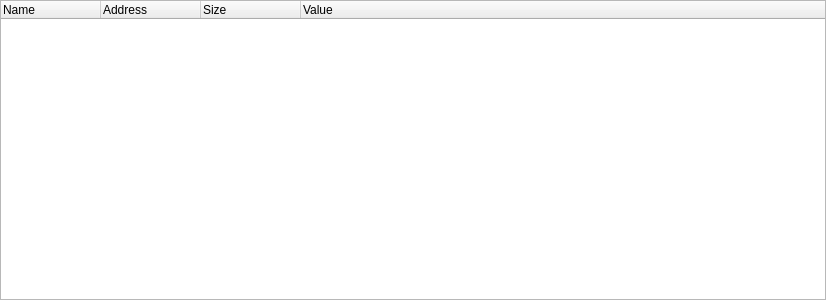
Before: the Qt Designer form src/gui/Src/Gui/StructWidget.ui in x64dbg/x64dbg, drawn with Qt 5.
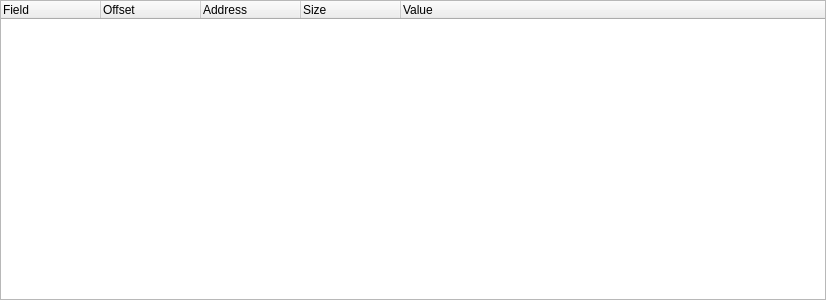
After: the same form once the commit is applied.

Commit message: Improve user experience of the struct widget

What changed in the file:
```diff
--- a/src/gui/Src/Gui/StructWidget.ui
+++ b/src/gui/Src/Gui/StructWidget.ui
@@ -51,7 +51,12 @@
      </attribute>
      <column>
       <property name="text">
-       <string>Name</string>
+       <string>Field</string>
+      </property>
+     </column>
+     <column>
+      <property name="text">
+       <string>Offset</string>
       </property>
      </column>
      <column>
```
The commit also changes 4 other files.
